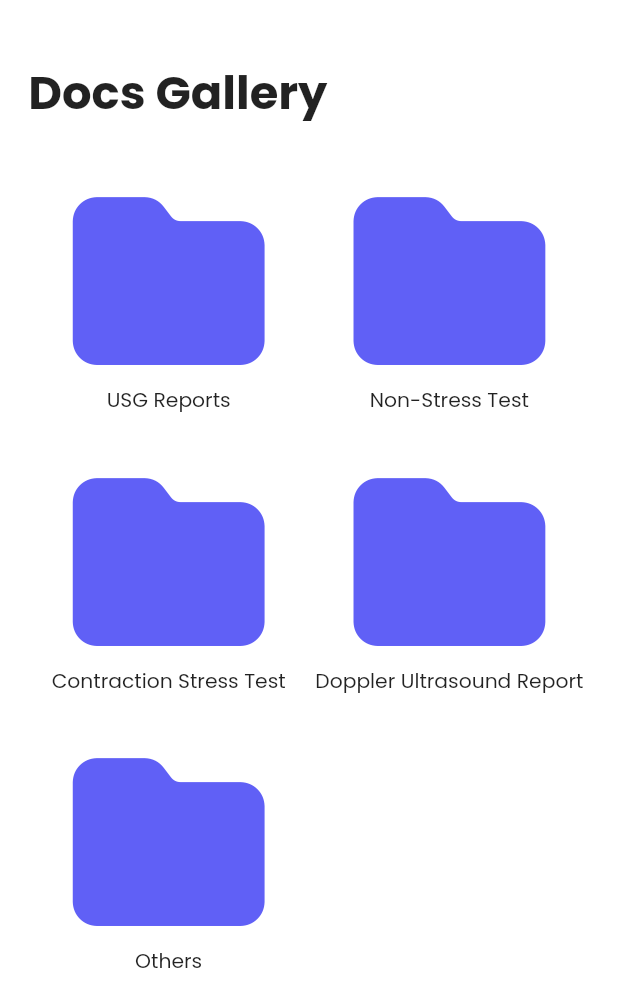
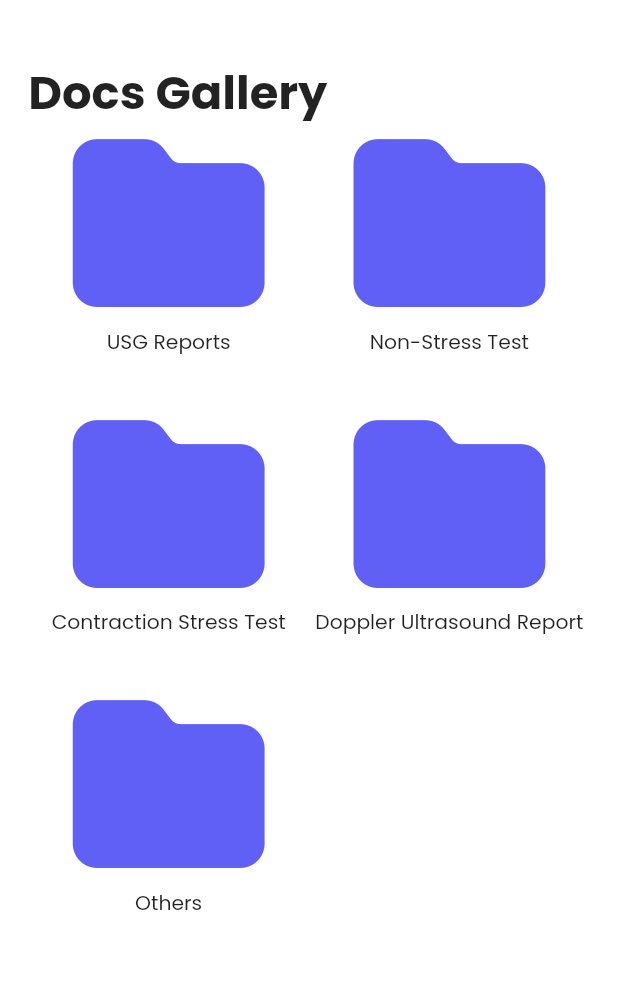
Before and after one commit to Debajyoti14/MamaVault, a Flutter app: the DocsGalleryScreen screen opened directly, on a phone screen of 412 x 824 dp. Shown: the top 1007 px of the screen. Run offline on Flutter 3.47's test engine with Material 2 defaults, Android fonts, the phone set to English and light mode, and no system bars; our stand-ins replace accordion, circular_countdown_timer, cloud_firestore, file_picker, firebase_auth, firebase_core and 17 more; missing offline and left inert: clipboard, onboarding, pdf_render; accounts and stored records are empty; statements that could not run were skipped.

Commit message:
Docs gallery fixed

```diff
--- a/lib/view/docs_gallery.dart
+++ b/lib/view/docs_gallery.dart
@@ -40,7 +40,6 @@ class DocsGalleryScreen extends StatelessWidget {
                     textAlign: TextAlign.left,
                   ),
                 ),
-                SizedBox(height: 40.h),
                 GridView.builder(
                   shrinkWrap: true,
                   gridDelegate: const SliverGridDelegateWithFixedCrossAxisCount(
```
